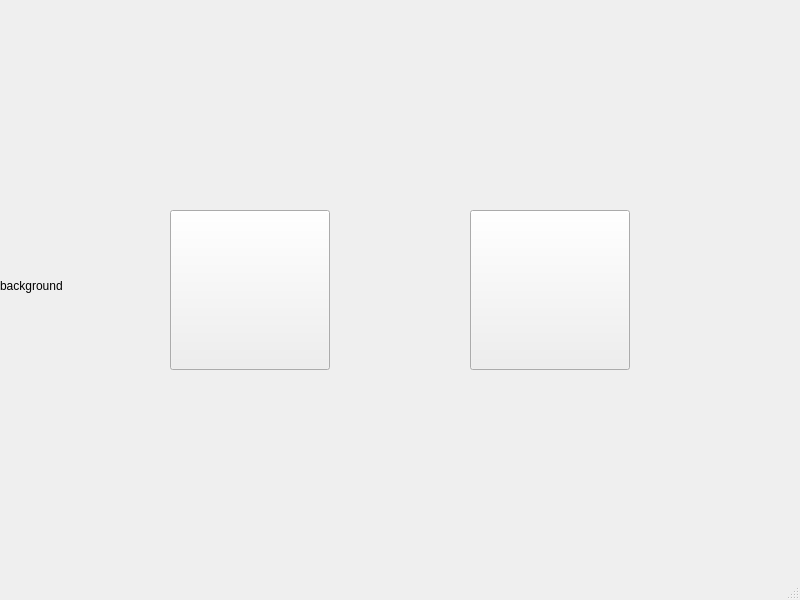
Old version of the form pro2.ui in the repository jepark125/programming-2.
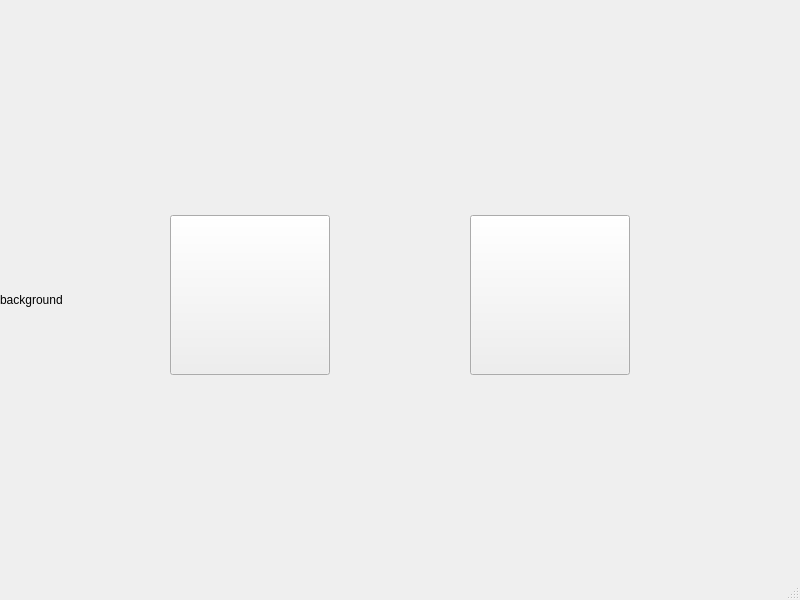
New version of the form.

```diff
--- a/pro2.ui
+++ b/pro2.ui
@@ -18,7 +18,7 @@
     <property name="geometry">
      <rect>
       <x>170</x>
-      <y>210</y>
+      <y>215</y>
       <width>160</width>
       <height>160</height>
      </rect>
@@ -31,7 +31,7 @@
     <property name="geometry">
      <rect>
       <x>470</x>
-      <y>210</y>
+      <y>215</y>
       <width>160</width>
       <height>160</height>
      </rect>
@@ -45,8 +45,8 @@
      <rect>
       <x>0</x>
       <y>0</y>
-      <width>801</width>
-      <height>571</height>
+      <width>800</width>
+      <height>600</height>
      </rect>
     </property>
     <property name="text">
```
